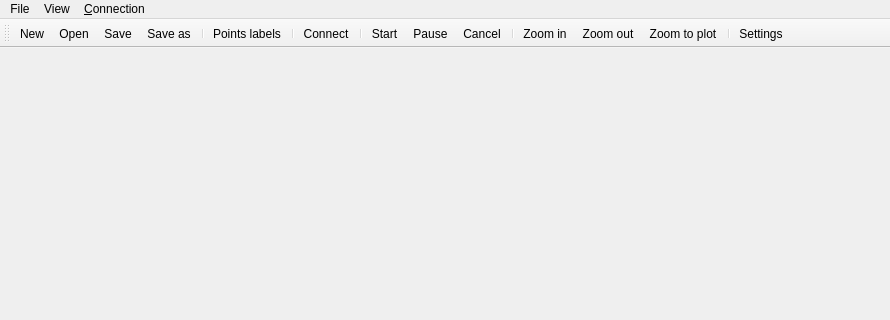
AksonBioengineering/AksonRepo, file ImpedanceManager/ImpedanceManager/mainwindow.ui: the form before one commit; both pictures show x 0 to 890 and y 0 to 320 of the 890 by 649 pixel window.
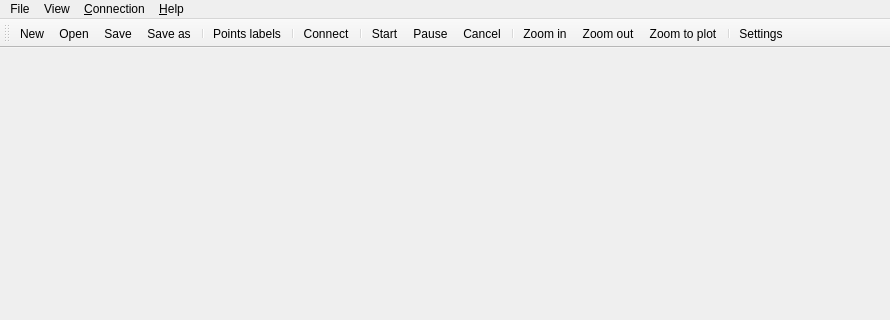
The form after the commit. Icons and pictures are not drawn.

```diff
--- a/ImpedanceManager/ImpedanceManager/mainwindow.ui
+++ b/ImpedanceManager/ImpedanceManager/mainwindow.ui
@@ -87,9 +87,16 @@
     <addaction name="separator"/>
     <addaction name="action_Points_labels"/>
    </widget>
+   <widget class="QMenu" name="menu_Help">
+    <property name="title">
+     <string>&amp;Help</string>
+    </property>
+    <addaction name="action_About"/>
+   </widget>
    <addaction name="menuFile"/>
    <addaction name="menuView"/>
    <addaction name="menu_Connection"/>
+   <addaction name="menu_Help"/>
   </widget>
   <widget class="QToolBar" name="mainToolBar">
    <attribute name="toolBarArea">
```
Left out of the diff: 44 changed lines with no effect on the pictures.
